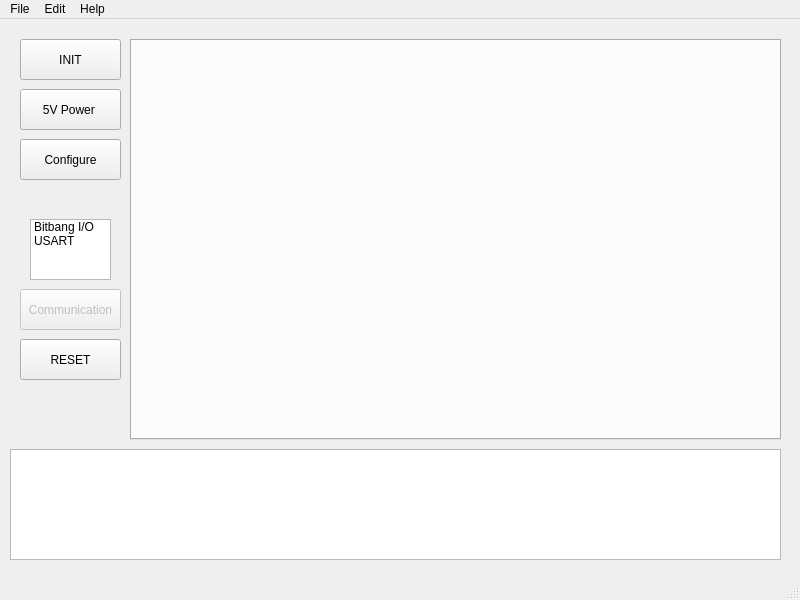
The window that mainwindow.ui (GaryBlackbourne/Logsys-GUI) describes before a commit, drawn with Qt 5.
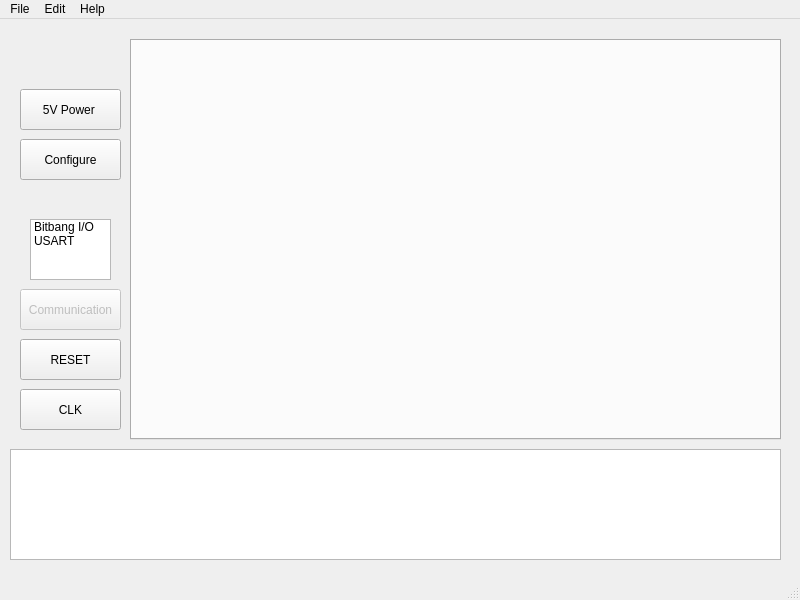
The same window after the commit.

Commit message: Added clock generation functionality

Diff of the .ui file:
```diff
--- a/mainwindow.ui
+++ b/mainwindow.ui
@@ -40,22 +40,6 @@
      <bool>true</bool>
     </property>
    </widget>
-   <widget class="QPushButton" name="pushbtn_INIT">
-    <property name="geometry">
-     <rect>
-      <x>20</x>
-      <y>20</y>
-      <width>101</width>
-      <height>41</height>
-     </rect>
-    </property>
-    <property name="text">
-     <string>INIT</string>
-    </property>
-    <property name="checkable">
-     <bool>false</bool>
-    </property>
-   </widget>
    <widget class="QListWidget" name="comm_selector">
     <property name="geometry">
      <rect>
@@ -137,6 +121,22 @@
      <bool>true</bool>
     </property>
    </widget>
+   <widget class="QPushButton" name="pushbtn_CLK">
+    <property name="geometry">
+     <rect>
+      <x>20</x>
+      <y>370</y>
+      <width>101</width>
+      <height>41</height>
+     </rect>
+    </property>
+    <property name="text">
+     <string>CLK</string>
+    </property>
+    <property name="checkable">
+     <bool>true</bool>
+    </property>
+   </widget>
   </widget>
   <widget class="QMenuBar" name="menubar">
    <property name="geometry">
```
The commit also changes 2 other files.
